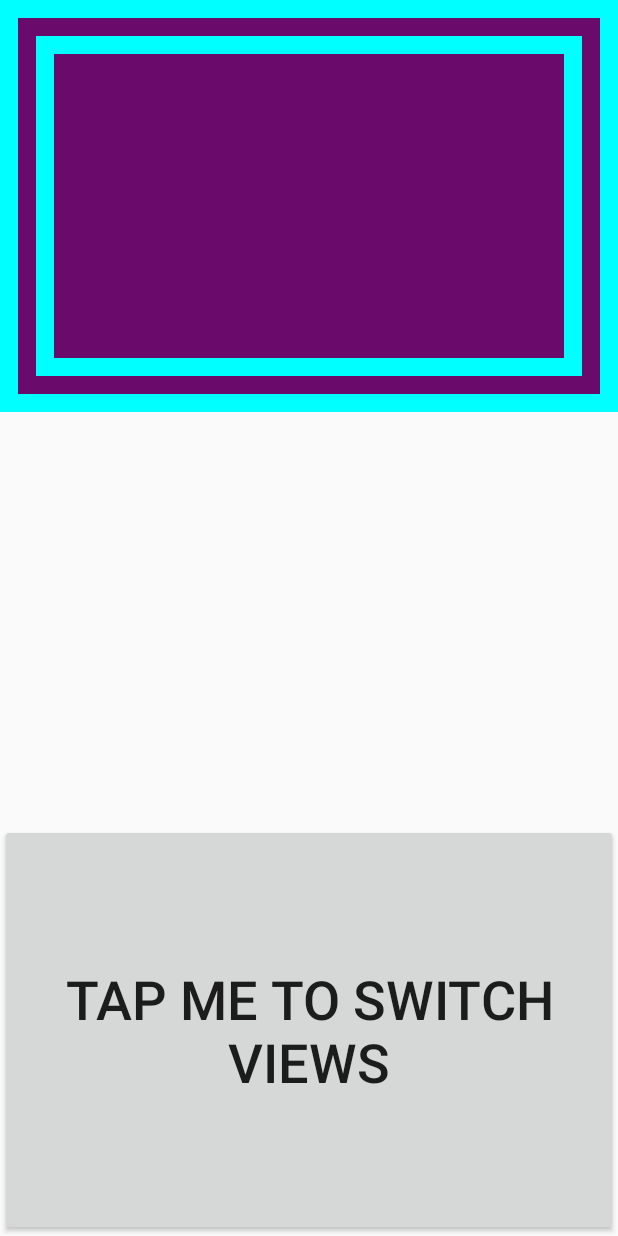
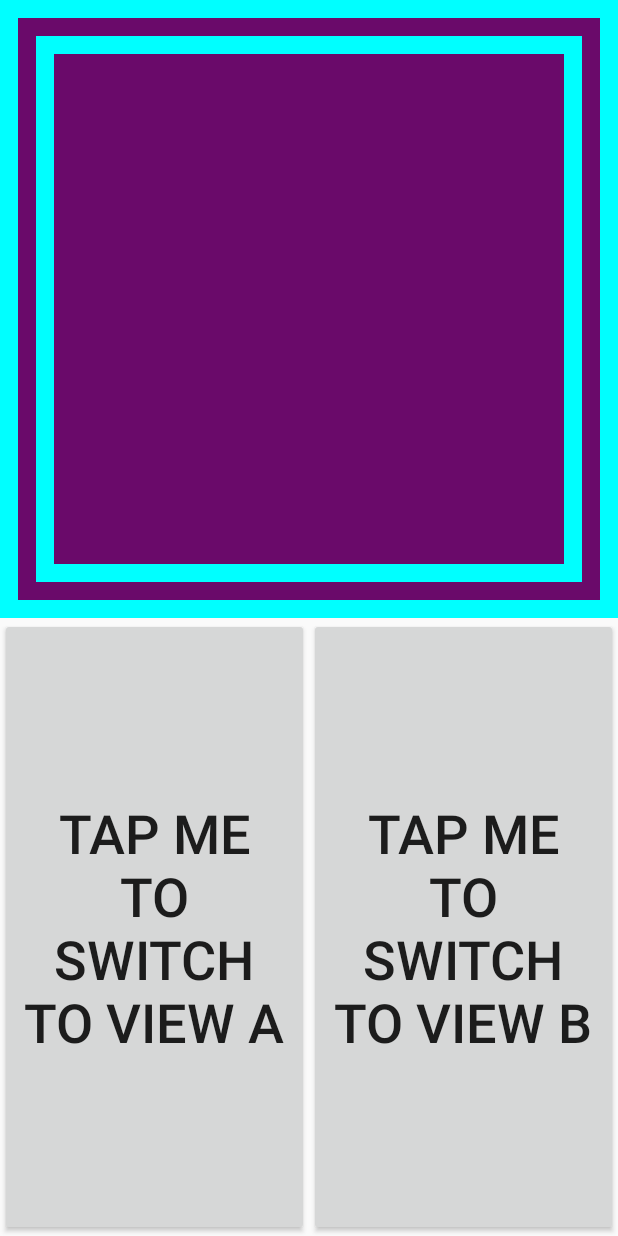
Before and after one commit to mgood7123/AndroidEmbeddedActivityExample, an Android app: the fragment LayeredActivity placed in its activity, on a phone screen of 412 x 824 dp. Run offline under Robolectric (Android 15) with nearby library versions, the phone set to English and light mode, and no system bars; libraries missing offline, so code that uses them is left out: org.junit; 6 statements that could not run were skipped.

Commit message:
add ability to dynamically create containers, surface view leaks memory

```diff
--- a/app/build.gradle
+++ b/app/build.gradle
@@ -42,8 +42,12 @@ dependencies {
     implementation 'androidx.test.ext:junit:1.1.1'
     implementation 'androidx.test.espresso:espresso-core:3.2.0'
     testImplementation 'junit:junit:4.12'
+    androidTestImplementation 'androidx.test:rules:1.2.0'
+    androidTestImplementation 'androidx.test:runner:1.2.0'
     androidTestImplementation 'androidx.test.ext:junit:1.1.1'
     androidTestImplementation 'androidx.test.espresso:espresso-core:3.2.0'
+    androidTestImplementation 'androidx.test.espresso:espresso-contrib:3.2.0'
+    androidTestImplementation 'org.hamcrest:hamcrest:2.2'
     implementation 'androidx.lifecycle:lifecycle-extensions:2.1.0'
-    implementation 'com.abdallahalaraby.blink:library:0.1.2@aar'
+    implementation "androidx.viewpager2:viewpager2:1.0.0"
 }
--- a/app/src/main/AndroidManifest.xml
+++ b/app/src/main/AndroidManifest.xml
@@ -16,6 +16,8 @@
                 <category android:name="android.intent.category.LAUNCHER" />
             </intent-filter>
         </activity>
+        <activity android:name=".ScreenSlidePagerActivity" />
+
         <service
             android:name=".utils.DetectMediaProjectionPromptService"
             android:label="Activity Creation MEDIA DETECT Service"
--- a/app/src/main/java/com/example/activitycreation/DualCube.java
+++ b/app/src/main/java/com/example/activitycreation/DualCube.java
@@ -32,4 +32,13 @@ public class DualCube extends EmbeddedActivityClient {
         super.onSaveInstanceState(outState);
         host.saveBundle(outState);
     }
+
+    public void setVisibility(int visibility) {
+        ((Cube)host.findClientById(R.id.ssa)).setVisibility(visibility);
+        ((Cube)host.findClientById(R.id.ssb)).setVisibility(visibility);
+    }
+
+    public int getVisibility() {
+        return ((Cube)host.findClientById(R.id.ssa)).getVisibility();
+    }
 }
--- a/app/src/main/java/com/example/activitycreation/MainActivity.java
+++ b/app/src/main/java/com/example/activitycreation/MainActivity.java
@@ -1,12 +1,11 @@
 package com.example.activitycreation;
 
-import android.content.Intent;
 import android.os.Bundle;
 import android.view.View;
+import android.widget.Button;
 import android.widget.FrameLayout;
 
 import androidx.annotation.NonNull;
-import androidx.annotation.Nullable;
 import androidx.fragment.app.FragmentActivity;
 
 import cube.Cube;
@@ -15,36 +14,160 @@ import embeddedActivity.EmbeddedActivityHost;
 public class MainActivity extends FragmentActivity {
 
     EmbeddedActivityHost host = new EmbeddedActivityHost(this);
+    String keyA = "a";
+    String keyB = "b";
 
     @Override
     protected void onCreate(Bundle savedInstanceState) {
         super.onCreate(savedInstanceState);
         host.log.logMethodName();
         host.restoreBundle(savedInstanceState);
-        setContentView(R.layout.activity_main);
-        View x = host.setupHostFragmentContainer(
-                R.layout.fragment_container,
-                R.id.fragment_container,
-                findViewById(R.id.SCREENSHOT),
-                findViewById(R.id.SCREENSHOT_BUTTON)
-        );
-        ((FrameLayout)findViewById(R.id.View)).addView(x);
-        host.bindId(R.id.fragment_container);
-        host.log.log("savedInstanceState is " + savedInstanceState);
+        setContentView(R.layout.view_switcher);
+        View A = host.generateContainer();
+        host.bindId(A, keyA);
+        View B = host.generateContainer();
+        host.bindId(B, keyB);
+
+        FrameLayout frameLayout = findViewById(R.id.viewFlipper);
+        frameLayout.addView(A);
+        frameLayout.addView(B);
+
+        Button show_view_A = findViewById(R.id.show_view_A);
+        Button show_view_B = findViewById(R.id.show_view_B);
+
+        show_view_A.setOnClickListener(new View.OnClickListener() {
+            @Override
+            public void onClick(View v) {
+                ((Cube)host.findClientByKey(keyA)).setVisibility(View.VISIBLE);
+                ((DualCube)host.findClientByKey(keyB)).setVisibility(View.INVISIBLE);
+            }
+        });
+
+        show_view_B.setOnClickListener(new View.OnClickListener() {
+            @Override
+            public void onClick(View v) {
+                ((Cube)host.findClientByKey(keyA)).setVisibility(View.INVISIBLE);
+                ((DualCube)host.findClientByKey(keyB)).setVisibility(View.VISIBLE);
+            }
+        });
+
         if (savedInstanceState == null) {
-            host.addAndBuildClient(R.id.fragment_container, new Cube());
+            host.addAndBuildClient(keyA, new Cube());
+            host.addAndBuildClient(keyB, new DualCube());
+            ((Cube)host.findClientByKey(keyA)).setVisibility(View.INVISIBLE);
+            ((DualCube)host.findClientByKey(keyB)).setVisibility(View.INVISIBLE);
+        } else {
+            ((Cube)host.findClientByKey(keyA)).setVisibility(savedInstanceState.getInt(keyA));
+            ((DualCube)host.findClientByKey(keyA)).setVisibility(savedInstanceState.getInt(keyB));
         }
     }
 
-    @Override
-    protected void onActivityResult(final int requestCode, final int resultCode, @Nullable final Intent data) {
-        super.onActivityResult(requestCode, resultCode, data);
-        host.onActivityResult(requestCode, resultCode, data);
+//    @Override
+//    protected void onCreate(Bundle savedInstanceState) {
+//        super.onCreate(savedInstanceState);
+//        View rv = this.getWindow().getDecorView();
+//        final FrameLayout frameLayout = (FrameLayout) this.getWindow().getDecorView()
+//                .findViewById(android.R.id.content);
+//        final LinearLayout ll = new LinearLayout(this);
+//
+//        SurfaceView mSurfaceView = new SurfaceView(this);
+//        SurfaceView mSurfaceView1 = new SurfaceView(this);
+//        SurfaceHolder.Callback mSurfaceCallback = new SurfaceHolder.Callback() {
+//            @Override
+//            public void surfaceChanged(SurfaceHolder holder, int format, int width, int height) {
+//            }
+//
+//            @Override
+//            public void surfaceCreated(SurfaceHolder holder) {
+//                Canvas c = null;
+//                try {
+//                    c = holder.lockCanvas();
+//                    c.drawColor(Color.GREEN);
+//                    Paint p = new Paint();
+//                    p.setColor(Color.WHITE);
+//                    Rect r = new Rect(100, 50, 300, 250);
+//                    c.drawRect(r, p);
+//                } catch (Exception e) {
+//                    e.printStackTrace();
+//                } finally {
+//                    if (c != null) {
+//                        holder.unlockCanvasAndPost(c);
+//                    }
+//                }
+//            }
+//
+//            @Override
+//            public void surfaceDestroyed(SurfaceHolder holder) {
+//            }
+//        };
+//        mSurfaceView.getHolder().addCallback(mSurfaceCallback);
+//        mSurfaceView1.getHolder().addCallback(mSurfaceCallback);
+//
+//        Button b = new Button(this);b.setText("view1");
+//        Button c = new Button(this);c.setText("view2");
+//        b.setOnClickListener(new View.OnClickListener() {
+//            @Override
+//            public void onClick(View arg0) {
+//                try{
+////                    ll.addView(mSurfaceView);
+////                    ll.removeView(mSurfaceView1);
+//                    mSurfaceView.setVisibility(View.VISIBLE);
+//                    mSurfaceView1.setVisibility(View.INVISIBLE);
+//                }catch(Exception e) {}
+//            }
+//        });
+//
+//        c.setOnClickListener(new View.OnClickListener() {
+//
+//            @Override
+//            public void onClick(View arg0) {
+//                try{
+////                    ll.addView(mSurfaceView1);
+////                    ll.removeView(mSurfaceView);
+//                    mSurfaceView1.setVisibility(View.VISIBLE);
+//                    mSurfaceView.setVisibility(View.INVISIBLE);
+//                }catch(Exception e) {}
+//            }
+//        });
+//
+//        ll.setOrientation(LinearLayout.VERTICAL);
+//
+//        ll.addView(b, new LinearLayout.LayoutParams(
+//                LinearLayout.LayoutParams.MATCH_PARENT, LinearLayout.LayoutParams.WRAP_CONTENT));
+//        ll.addView(c, new LinearLayout.LayoutParams(
+//                LinearLayout.LayoutParams.MATCH_PARENT, LinearLayout.LayoutParams.WRAP_CONTENT));
+//
+//        // add mSurfaceView & mSurfaceView1
+//        ll.addView(mSurfaceView);
+//        ll.addView(mSurfaceView1);
+//        mSurfaceView.setVisibility(View.INVISIBLE);
+//        mSurfaceView1.setVisibility(View.INVISIBLE);
+//
+//        frameLayout.addView(ll);
+//    }
+
+    void swapVisibility(View A, View B) {
+        // if A is already visible
+        if (A.getVisibility() == View.VISIBLE)
+            // make sure B is gone
+            if (B.getVisibility() != View.INVISIBLE)
+                B.setVisibility(View.INVISIBLE);
+
+        // if A is NOT visible
+        if (A.getVisibility() != View.VISIBLE) {
+            // make sure B is gone
+            if (B.getVisibility() != View.INVISIBLE)
+                B.setVisibility(View.INVISIBLE);
+            // make A visible
+            A.setVisibility(View.VISIBLE);
+        }
     }
 
     @Override
     protected void onSaveInstanceState(@NonNull final Bundle outState) {
         super.onSaveInstanceState(outState);
         host.saveBundle(outState);
+        outState.putInt(keyA, ((Cube)host.findClientByKey(keyA)).getVisibility());
+        outState.putInt(keyB, ((DualCube)host.findClientByKey(keyB)).getVisibility());
     }
 }
--- a/app/src/main/java/cube/Cube.java
+++ b/app/src/main/java/cube/Cube.java
@@ -12,6 +12,19 @@ import embeddedActivity.EmbeddedActivityClient;
 public class Cube extends EmbeddedActivityClient {
     NativeView n = null;
     Context context = null;
+
+    public void setVisibility(int visibility) {
+        if (n != null) {
+            n.surfaceView.setVisibility(visibility);
+        }
+    }
+
+    public int getVisibility() {
+        if (n != null) {
+            return n.surfaceView.getVisibility();
+        }
+        return View.GONE;
+    }
 
     public class MyListener implements View.OnClickListener {
         @Override
--- a/app/src/main/java/embeddedActivity/EmbeddedActivityHost.java
+++ b/app/src/main/java/embeddedActivity/EmbeddedActivityHost.java
@@ -6,6 +6,7 @@ import android.view.LayoutInflater;
 import android.view.View;
 import android.view.ViewGroup;
 import android.widget.Button;
+import android.widget.FrameLayout;
 import android.widget.ImageView;
 
 import androidx.annotation.IdRes;
@@ -132,7 +133,83 @@ public class EmbeddedActivityHost {
         buildClients();
     }
 
+    /**
+     * invokes {@link #addClient(String, EmbeddedActivityClient)} followed by
+     * {@link #buildClients()}
+     *
+     * <p></p>
+     *
+     * if adding multiple clients in a row then you should optimized this to use
+     * {@link #addClient(String, EmbeddedActivityClient)}
+     * followed by
+     * {@link #buildClients()} instead
+     *
+     * <p></p>
+     *
+     * for example:
+     *
+     * <p></p>
+     *
+     *             <p> addAndBuildClient(YourContainer, YourClient);           </p>
+     *             <p> addAndBuildClient(YourOtherContainer, YourOtherClient); </p>
+     *
+     * <p></p>
+     *
+     * should be optimized to:
+     *
+     * <p></p>
+     *
+     *             <p> addClient(YourContainer, YourClient);                   </p>
+     *             <p> addClient(YourOtherContainer, YourOtherClient);         </p>
+     *             <p> buildClients();                                         </p>
+     *
+     * @param key the key that was binded to via {@link #bindId(View, String)}
+     * <p></p>
+     * @param client the activity to invoke, this must extend the EmbeddedActivityClient class
+     */
+    public void addAndBuildClient(
+            final String key, final EmbeddedActivityClient client
+    ) {
+        log.logMethodName();
+        addClient(key, client);
+        buildClients();
+    }
+
     public HashMap<Integer, Integer> hostContainerViewByIdMap = new HashMap<>();
+    public HashMap<String, Integer> hostContainerViewByKeyMap = new HashMap<>();
+
+    // TODO: test dynamically created containers:
+    /*
+// NOTE: the container CAN be generated HOWEVER there is a caveat
+
+// since getId returns -1 on a manually created view, you cannot have multiple views
+// since the view is added to the hashmap via bindId()
+// adding two views would just cause the second view to be set to the first view's generated id
+
+// here, we do the work of bindId() but avoid adding to hashmap
+// this MIGHT be gotten around by setting its id to the id generated in generateId, however this is currently untested
+
+// create a new view, this can be anything but most people use a FrameLayout
+FrameLayout x = new FrameLayout(this);
+setContentView(x);
+
+// create a new host, this is just a class of tools and such
+EmbeddedActivityHost h = new EmbeddedActivityHost(this);
+
+ViewGroup vgroup = new FrameLayout(this);
+
+// obtain its id
+int vgroupid = vgroup.getId();
+x.addView(vgroup);
+
+// do it manually for a view, we do not bind the id to the hashmap here
+h.generateId(vgroupid);
+int id = h.getId(vgroupid);
+vgroup.setId(id);
+
+// attach a fragment to the container
+h.addAndBuildClient(vgroupid, new Cube());
+     */
 
     public int bindId(final int hostContainerViewById) {
         log.logMethodName();
@@ -144,10 +221,14 @@ public class EmbeddedActivityHost {
         }
         int id = getId(hostContainerViewById);
         if (fragmentActivity != null) {
-            fragmentActivity.findViewById(hostContainerViewById).setId(id);
+            View x = fragmentActivity.findViewById(hostContainerViewById);
+            log.log("fragmentActivity.findViewById(hostContainerViewById) = " + x);
+            x.setId(id);
             log.log("binded " + hostContainerViewById + " to id " + id);
         } else if (client != null) {
-            client.root.findViewById(hostContainerViewById).setId(id);
+            View x = client.root.findViewById(hostContainerViewById);
+            log.log("client.root.findViewById(hostContainerViewById) = " + x);
+            x.setId(id);
             log.log("binded " + hostContainerViewById + " to id " + id);
         } else
             log.errorAndThrow(
@@ -156,7 +237,22 @@ public class EmbeddedActivityHost {
         return id;
     }
 
-    Integer generateId(final int hostContainerViewById) {
+    public int bindId(final View hostContainerView, String key) {
+        log.logMethodName();
+        // all dynamically created Views return -1
+        if (!hostContainerViewByKeyMap.containsKey(key)) {
+            log.log("view has not been given an id");
+            generateId(key);
+        } else {
+            log.log("mapped key " + key + " exists");
+        }
+        int id = getIdAndThrowIfNull(key);
+        hostContainerView.setId(id);
+        log.log("binded " + hostContainerView + " to id " + id);
+        return id;
+    }
+
+    public Integer generateId(final int hostContainerViewById) {
         log.logMethodName();
         if (!hostContainerViewByIdMap.containsKey(hostContainerViewById)) {
             int id = View.generateViewId();
@@ -169,7 +265,20 @@ public class EmbeddedActivityHost {
         }
     }
 
-    Integer getId(final int hostContainerViewById) {
+    public Integer generateId(final String key) {
+        log.logMethodName();
+        if (!hostContainerViewByKeyMap.containsKey(key)) {
+            int id = View.generateViewId();
+            hostContainerViewByKeyMap.put(key, id);
+            log.log("mapped key " + key + " to id " + id);
+            return id;
+        } else {
+            log.log("mapped key " + key + " exists");
+            return getId(key);
+        }
+    }
+
+    public Integer getId(final int hostContainerViewById) {
         log.logMethodName();
         Integer id = hostContainerViewByIdMap.get(hostContainerViewById);
         if (id == null) {
@@ -182,6 +291,22 @@ public class EmbeddedActivityHost {
         return id;
     }
 
+    public Integer getId(final String key) {
+        log.logMethodName();
+        Integer id = hostContainerViewByKeyMap.get(key);
+        if (id == null) {
+            log.log("no value found for key " + key);
+            return null;
+        } else {
+            log.log("value found for key " + key);
+            log.log("returning id " + id);
+        }
+        return id;
+    }
+
+    public Integer getIdAndThrowIfNull(final String key) {
+        return log.errorAndThrowIfNull(getId(key));
+    }
     /**
      * creates a new {@link #fragmentTransaction} if one is not already created and invokes
      * {@link
@@ -202,6 +327,27 @@ public class EmbeddedActivityHost {
         log.logMethodName();
         cacheFragmentTransactionIfNotCached();
         fragmentTransaction.add(getId(hostContainerViewById), client);
+    }
+
+    /**
+     * creates a new {@link #fragmentTransaction} if one is not already created and invokes
+     * {@link
+     *     androidx.fragment.app.FragmentTransaction#add(int, Fragment)
+     *     fragmentTransaction.add(int, Fragment)
+     * }
+     * @param key the key that was binded to via {@link #bindId(View, String)}
+     *
+     * <p></p>
+     *
+     * @param client the activity to invoke, this must extend the EmbeddedActivityClient class
+     * @see #addAndBuildClient
+     */
+    public void addClient(
+            final String key, final EmbeddedActivityClient client
+    ) {
+        log.logMethodName();
+        cacheFragmentTransactionIfNotCached();
+        fragmentTransaction.add(getIdAndThrowIfNull(key), client);
     }
 
     /**
@@ -246,7 +392,7 @@ public class EmbeddedActivityHost {
      *             <p> addClient(R.id.fragment_containerB, new Cube());        </p>
      *             <p> buildClients();                                         </p>
      *             <p> // Cube extends {@link EmbeddedActivityClient}                           </p>
-     *             <p> Cube x = findClientById(R.id.fragment_containerB);      </p>
+     *             <p> Cube x = (Cube) findClientById(R.id.fragment_containerB);      </p>
      *             <p> // can now control Cube's instance from your host                        </p>
      *             <p> // call Cube.shutdown() as an example                                    </p>
      *             <p> x.shutdown();                                                            </p>
@@ -268,6 +414,36 @@ public class EmbeddedActivityHost {
         return null;
     }
 
+    /**
+     *
+     * finds a client that has been added via
+     * {@link #addAndBuildClient(int, EmbeddedActivityClient)} or
+     * one or more of {@link #addClient(int, EmbeddedActivityClient)}
+     * followed by {@link #buildClients()}
+     *
+     * <p></p>
+     *
+     * for example:
+     *
+     * <p></p>
+     *
+     *             <p> addClient(R.id.fragment_containerA, new Cube());        </p>
+     *             <p> addClient(R.id.fragment_containerB, new Cube());        </p>
+     *             <p> buildClients();                                         </p>
+     *             <p> // Cube extends {@link EmbeddedActivityClient}                           </p>
+     *             <p> Cube x = (Cube) findClientById(R.id.fragment_containerB);      </p>
+     *             <p> // can now control Cube's instance from your host                        </p>
+     *             <p> // call Cube.shutdown() as an example                                    </p>
+     *             <p> x.shutdown();                                                            </p>
+     *
+     * @param hostContainerViewById setContentView must be invoked with a XML LAYOUT container that
+     *                             contains this id, runtime created containers ARE NOT SUPPORTED
+     * @return
+     */
+    public EmbeddedActivityClient findClientByKey(final String key) {
+        return findClientById(getIdAndThrowIfNull(key));
+    }
+
     public View setupHostFragmentContainer(
             @NonNull @LayoutRes int fragment_container_layout,
             @NonNull @IdRes int fragContainer,
@@ -279,6 +455,10 @@ public class EmbeddedActivityHost {
                 new overviewOnClickListener(x, fragContainer, targetView)
         );
         return x;
+    }
+
+    public FrameLayout generateContainer() {
+        return new FrameLayout(fragmentActivity);
     }
 
     class overviewOnClickListener implements View.OnClickListener {
@@ -332,18 +512,22 @@ public class EmbeddedActivityHost {
         // TODO
     }
 
-    String key = getClass().getCanonicalName() + "hostContainerViewByIdMap";
+    String keyIdMap = getClass().getCanonicalName() + "hostContainerViewByIdMap";
+    String keyKeyMap = getClass().getCanonicalName() + "hostContainerViewByKeyMap";
 
     public void saveBundle(@NonNull final Bundle outState) {
         log.logMethodName();
-        outState.putSerializable(key, hostContainerViewByIdMap);
+        outState.putSerializable(keyIdMap, hostContainerViewByIdMap);
+        outState.putSerializable(keyKeyMap, hostContainerViewByKeyMap);
     }
 
     public void restoreBundle(@Nullable final Bundle savedInstanceState) {
         log.logMethodName();
         if (savedInstanceState != null) {
             hostContainerViewByIdMap =
-                    (HashMap<Integer, Integer>) savedInstanceState.getSerializable(key);
+                    (HashMap<Integer, Integer>) savedInstanceState.getSerializable(keyIdMap);
+            hostContainerViewByKeyMap =
+                    (HashMap<String, Integer>) savedInstanceState.getSerializable(keyKeyMap);
         }
     }
 }
--- a/app/src/main/java/embeddedActivity/LogUtils.java
+++ b/app/src/main/java/embeddedActivity/LogUtils.java
@@ -2,6 +2,7 @@ package embeddedActivity;
 
 import android.util.Log;
 
+import androidx.annotation.NonNull;
 import androidx.annotation.Nullable;
 
 import static org.junit.Assert.assertNotNull;
@@ -67,20 +68,19 @@ public class LogUtils {
         return object;
     }
 
-    @Nullable
+    @NonNull
     @SuppressWarnings("ConstantOnRightSideOfComparison")
     public final <T> T errorAndThrowIfNull(@Nullable T object) {
         return errorAndThrowIfNull(object, ERRORMESSAGE);
     }
 
-    @Nullable
+    @NonNull
     @SuppressWarnings("ConstantOnRightSideOfComparison")
     public final <T> T errorAndThrowIfNull(@Nullable T object, String message) {
         assertNotNull(message, object);
         return object;
     }
 
-    @Nullable
     @SuppressWarnings("ConstantOnRightSideOfComparison")
     public final void errorAndThrow(String message) {
         assertNotNull(message, null);
--- /dev/null
+++ b/app/src/main/res/layout/view_switcher.xml
@@ -0,0 +1,47 @@
+<?xml version="1.0" encoding="utf-8"?>
+
+<!-- layout/view_switcher.xml -->
+
+<androidx.constraintlayout.widget.ConstraintLayout
+    xmlns:android="http://schemas.android.com/apk/res/android"
+    xmlns:app="http://schemas.android.com/apk/res-auto"
+    android:layout_width="match_parent"
+    android:layout_height="match_parent">
+
+    <FrameLayout xmlns:android="http://schemas.android.com/apk/res/android"
+        android:id="@+id/viewFlipper"
+        android:background="#00AD0C0C"
+        android:layout_width="match_parent"
+        android:layout_height="0dp"
+        app:layout_constraintBottom_toTopOf="@id/show_view_A"
+        app:layout_constraintEnd_toEndOf="parent"
+        app:layout_constraintStart_toStartOf="parent"
+        app:layout_constraintTop_toTopOf="parent"
+        />
+
+    <Button
+        android:id="@+id/show_view_A"
+        android:text="Tap me to switch to view A"
+        android:textSize="36sp"
+        android:layout_width="0dp"
+        android:layout_height="0dp"
+        app:layout_constraintBottom_toBottomOf="parent"
+        app:layout_constraintEnd_toStartOf="@+id/show_view_B"
+        app:layout_constraintStart_toStartOf="parent"
+        app:layout_constraintTop_toBottomOf="@id/viewFlipper"
+        app:layout_constraintHorizontal_bias="0.0"
+        app:layout_constraintVertical_bias="0.0" />
+
+    <Button
+        android:id="@+id/show_view_B"
+        android:text="Tap me to switch to view B"
+        android:textSize="36sp"
+        android:layout_width="0dp"
+        android:layout_height="0dp"
+        app:layout_constraintBottom_toBottomOf="parent"
+        app:layout_constraintEnd_toEndOf="parent"
+        app:layout_constraintStart_toEndOf="@+id/show_view_A"
+        app:layout_constraintTop_toBottomOf="@id/viewFlipper"
+        app:layout_constraintHorizontal_bias="0.0"
+        app:layout_constraintVertical_bias="0.0" />
+</androidx.constraintlayout.widget.ConstraintLayout>
```
Also changed, not shown: app/src/main/java/com/example/activitycreation/CardFragment.java (added, +67 -0 lines), app/src/main/java/com/example/activitycreation/CardFragmentViewPagerAdapter.java (added, +21 -0 lines), app/src/main/res/layout/fragment_card.xml (added, +19 -0 lines), app/src/main/res/layout/fragment_card_view_pager.xml (added, +19 -0 lines), app/src/main/res/values/colors.xml (+13 -0 lines), app/src/main/res/layout/fragment_container.xml (line endings or trailing spaces), 2 other files.
